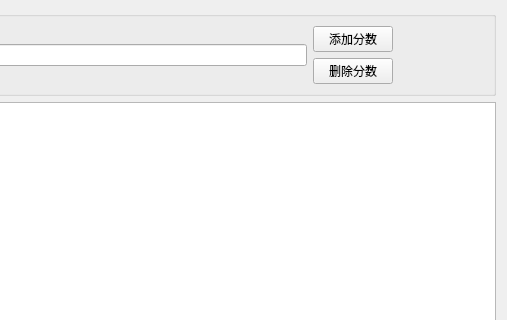
AnisHon/student_manage_system, file scorewidget.ui: the form before one commit; both pictures show x 356 to 863 and y 0 to 320 of the 863 by 560 pixel window.
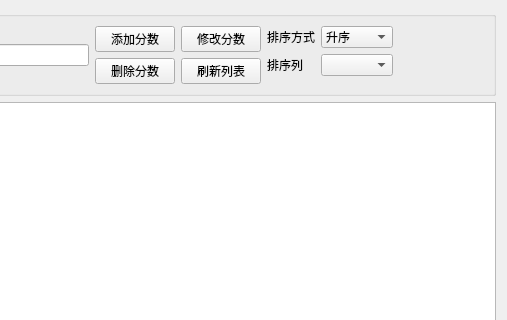
The form after the commit.

Patch:
```diff
--- a/scorewidget.ui
+++ b/scorewidget.ui
@@ -13,6 +13,9 @@
   <property name="windowTitle">
    <string>Form</string>
   </property>
+  <property name="styleSheet">
+   <string notr="true"/>
+  </property>
   <layout class="QVBoxLayout" name="verticalLayout_3">
    <item>
     <widget class="QGroupBox" name="groupBox">
@@ -52,18 +55,95 @@
        </layout>
       </item>
       <item>
-       <layout class="QVBoxLayout" name="verticalLayout">
-        <item>
-         <widget class="QPushButton" name="pushButton_2">
-          <property name="text">
-           <string>添加分数</string>
-          </property>
-         </widget>
-        </item>
-        <item>
-         <widget class="QPushButton" name="pushButton_3">
+       <layout class="QGridLayout" name="gridLayout_2">
+        <item row="1" column="0">
+         <widget class="QPushButton" name="deleteBtn">
           <property name="text">
            <string>删除分数</string>
+          </property>
+         </widget>
+        </item>
+        <item row="0" column="0">
+         <widget class="QPushButton" name="addBtn">
+          <property name="text">
+           <string>添加分数</string>
+          </property>
+         </widget>
+        </item>
+        <item row="1" column="1">
+         <widget class="QPushButton" name="refreshBtn">
+          <property name="text">
+           <string>刷新列表</string>
+          </property>
+         </widget>
+        </item>
+        <item row="0" column="1">
+         <widget class="QPushButton" name="changeBtn">
+          <property name="text">
+           <string>修改分数</string>
+          </property>
+         </widget>
+        </item>
+       </layout>
+      </item>
+      <item>
+       <layout class="QFormLayout" name="formLayout_2">
+        <property name="leftMargin">
+         <number>0</number>
+        </property>
+        <item row="0" column="0">
+         <widget class="QLabel" name="Label">
+          <property name="text">
+           <string>排序方式</string>
+          </property>
+         </widget>
+        </item>
+        <item row="0" column="1">
+         <widget class="QComboBox" name="sortMethod">
+          <property name="sizePolicy">
+           <sizepolicy hsizetype="Maximum" vsizetype="Fixed">
+            <horstretch>0</horstretch>
+            <verstretch>0</verstretch>
+           </sizepolicy>
+          </property>
+          <property name="maximumSize">
+           <size>
+            <width>100</width>
+            <height>16777215</height>
+           </size>
+          </property>
+          <item>
+           <property name="text">
+            <string>升序</string>
+           </property>
+          </item>
+          <item>
+           <property name="text">
+            <string>降序</string>
+           </property>
+          </item>
+         </widget>
+        </item>
+        <item row="1" column="0">
+         <widget class="QLabel" name="Label_2">
+          <property name="text">
+           <string>排序列</string>
+          </property>
+         </widget>
+        </item>
+        <item row="1" column="1">
+         <widget class="QComboBox" name="sortColumn">
+          <property name="sizePolicy">
+           <sizepolicy hsizetype="Preferred" vsizetype="Fixed">
+            <horstretch>0</horstretch>
+            <verstretch>0</verstretch>
+           </sizepolicy>
+          </property>
+          <property name="maximumSize">
+           <size>
+            <width>100</width>
+            <height>16777215</height>
+           </size>
           </property>
          </widget>
         </item>
```
